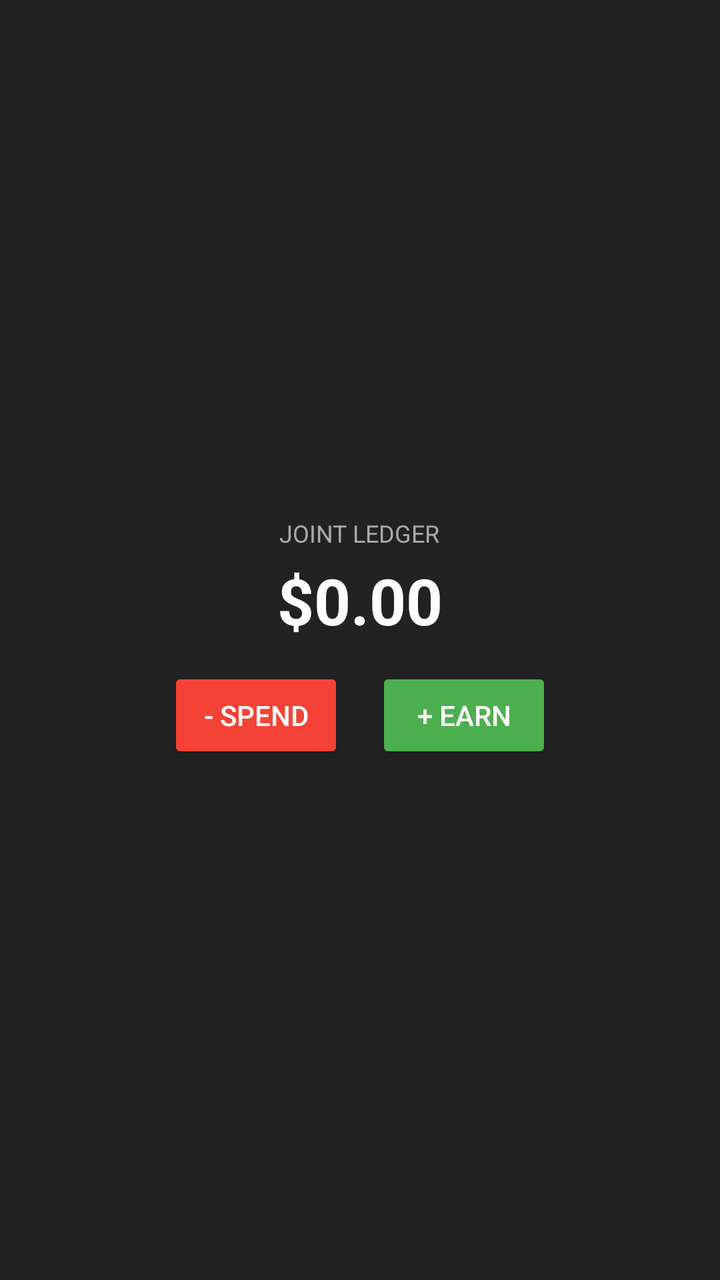
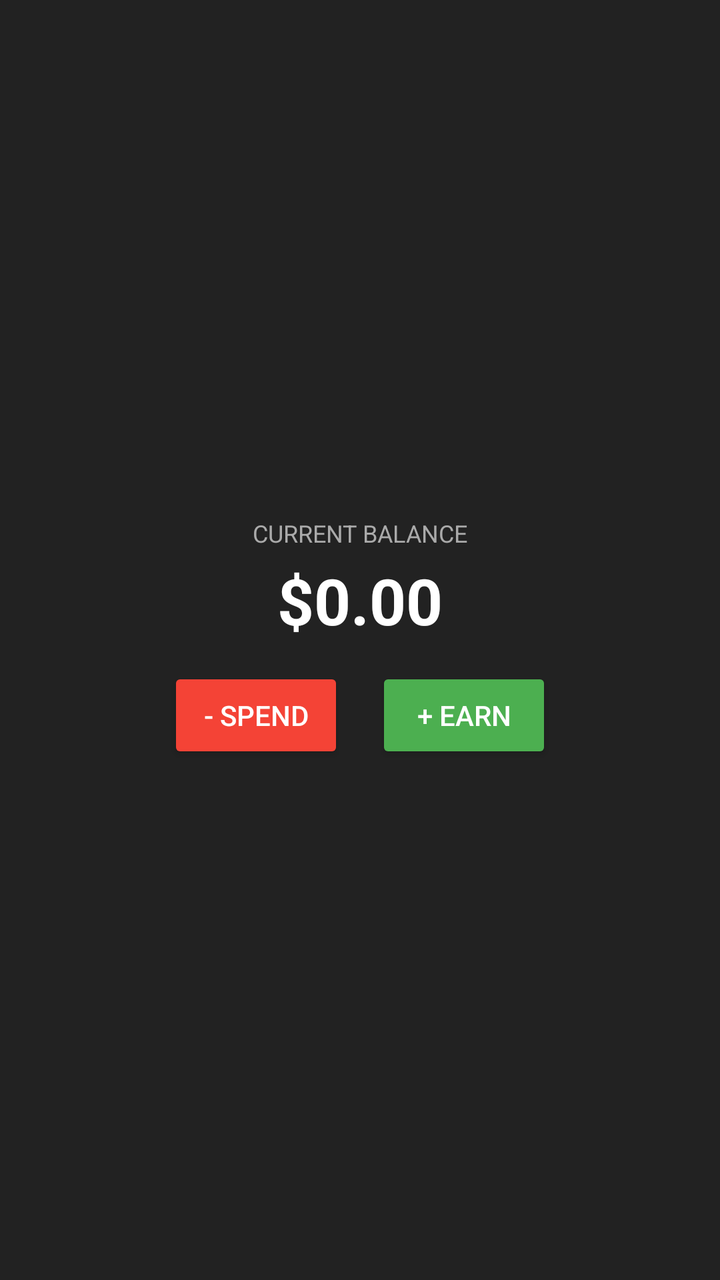

Before-and-after screenshots of an Android layout around one commit, followed by the original layout XML and the change that was made.
<!-- AndroidManifest.xml: application theme AppTheme -->
<!-- res/layout/ledger_widget.xml -->
<LinearLayout xmlns:android="http://schemas.android.com/apk/res/android"
    android:layout_width="match_parent"
    android:layout_height="match_parent"
    android:background="#222222"
    android:orientation="vertical"
    android:padding="16dp"
    android:gravity="center">

    <TextView
        android:id="@+id/widgetTitle"
        android:layout_width="wrap_content"
        android:layout_height="wrap_content"
        android:text="Joint Ledger"
        android:textColor="#AAAAAA"
        android:textSize="12sp"
        android:textAllCaps="true" />

    <TextView
        android:id="@+id/balanceText"
        android:layout_width="wrap_content"
        android:layout_height="wrap_content"
        android:text="$0.00"
        android:textColor="#FFFFFF"
        android:textSize="32sp"
        android:textStyle="bold"
        android:layout_marginTop="4dp"/>

    <LinearLayout
        android:layout_width="match_parent"
        android:layout_height="wrap_content"
        android:orientation="horizontal"
        android:gravity="center"
        android:layout_marginTop="12dp">

        <Button
            android:id="@+id/btnExpense"
            android:layout_width="wrap_content"
            android:layout_height="wrap_content"
            android:text="- Spend"
            android:backgroundTint="#F44336"
            android:textColor="#FFFFFF"
            android:layout_marginEnd="8dp"/>

        <Button
            android:id="@+id/btnIncome"
            android:layout_width="wrap_content"
            android:layout_height="wrap_content"
            android:text="+ Earn"
            android:backgroundTint="#4CAF50"
            android:textColor="#FFFFFF"
            android:layout_marginStart="8dp"/>
    </LinearLayout>
</LinearLayout>
<!-- resources referenced by this layout -->
<resources>
  <style name="AppTheme" parent="Theme.AppCompat.Light.DarkActionBar">
          
          <item name="colorPrimary">@color/colorPrimary</item>
          <item name="colorPrimaryDark">@color/colorPrimaryDark</item>
          <item name="colorAccent">@color/colorAccent</item>
      </style>
</resources>

<!-- the commit's change to res/layout/ledger_widget.xml (unified diff, before → after) -->
@@ -10,10 +10,10 @@
         android:id="@+id/widgetTitle"
         android:layout_width="wrap_content"
         android:layout_height="wrap_content"
-        android:text="Joint Ledger"
+        android:text="Current Balance"
+        android:textAllCaps="true"
         android:textColor="#AAAAAA"
-        android:textSize="12sp"
-        android:textAllCaps="true" />
+        android:textSize="12sp" />
 
     <TextView
         android:id="@+id/balanceText"
